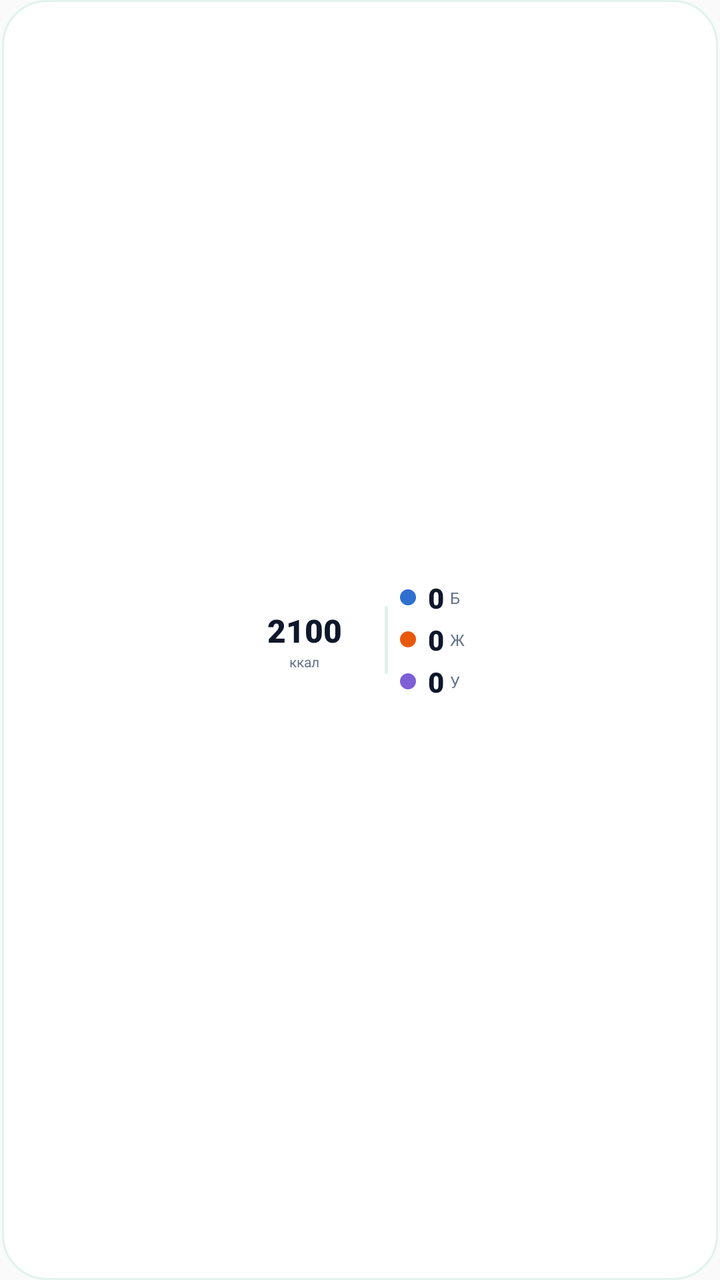
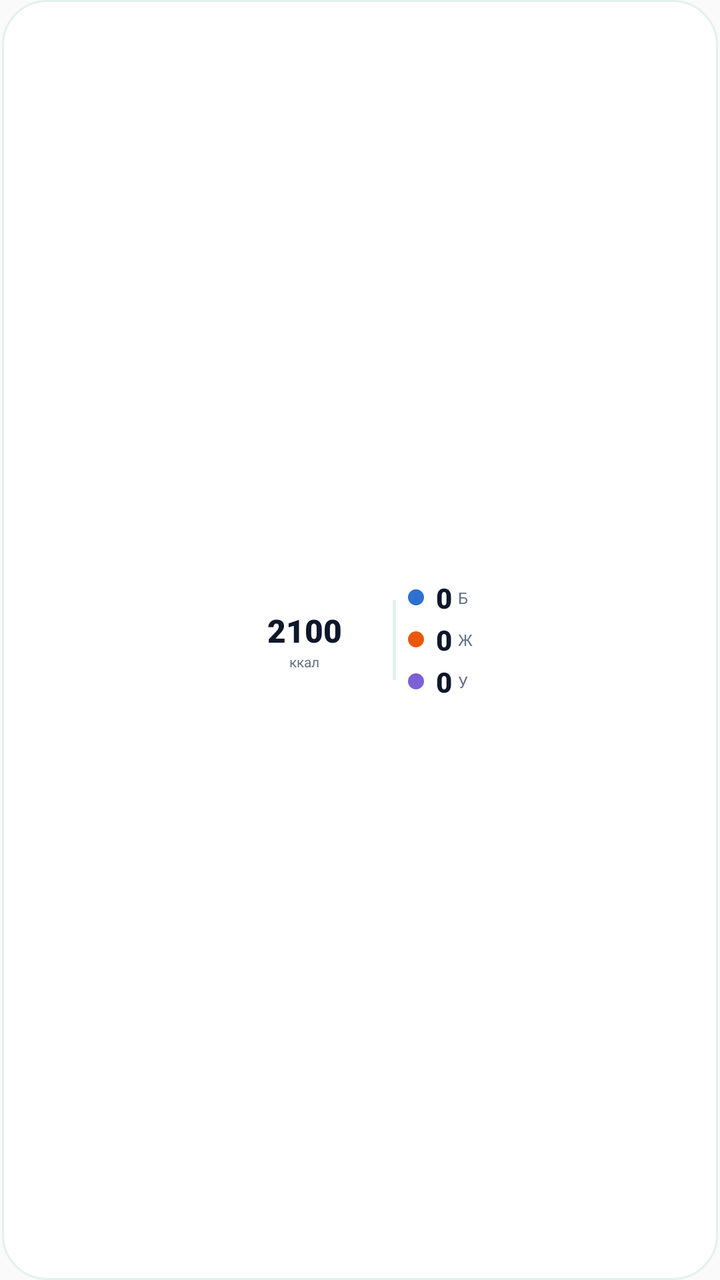

Two renders of the same Android screen: before a commit and after it. Below are the layout's source before the change and the commit's diff.
<!-- AndroidManifest.xml: application theme AppTheme -->
<!-- res/layout/widget_calories.xml -->
<?xml version="1.0" encoding="utf-8"?>
<FrameLayout xmlns:android="http://schemas.android.com/apk/res/android"
    android:id="@+id/widget_root"
    android:layout_width="match_parent"
    android:layout_height="wrap_content">

    
    <FrameLayout
        android:layout_width="match_parent"
        android:layout_height="match_parent"
        android:layout_gravity="center"
        android:layout_marginStart="1dp"
        android:layout_marginEnd="1dp"
        android:background="@drawable/widget_bg"
        android:paddingStart="3dp"
        android:paddingEnd="10dp"
        android:paddingTop="4dp"
        android:paddingBottom="4dp">

        <LinearLayout
            android:layout_width="wrap_content"
            android:layout_height="wrap_content"
            android:layout_gravity="center"
            android:gravity="center_vertical"
            android:orientation="horizontal">

            
            <FrameLayout
                android:layout_width="64dp"
                android:layout_height="64dp"
                android:layout_marginEnd="4dp">

                <ImageView
                    android:id="@+id/widget_ring"
                    android:layout_width="64dp"
                    android:layout_height="64dp"
                    android:contentDescription="@null"
                    android:scaleType="fitCenter" />

                <LinearLayout
                    android:layout_width="wrap_content"
                    android:layout_height="wrap_content"
                    android:layout_gravity="center"
                    android:gravity="center_horizontal"
                    android:orientation="vertical">

                    <TextView
                        android:id="@+id/widget_remain"
                        android:layout_width="42dp"
                        android:layout_height="wrap_content"
                        android:autoSizeTextType="uniform"
                        android:autoSizeMinTextSize="9sp"
                        android:autoSizeMaxTextSize="16sp"
                        android:fontFamily="sans-serif-black"
                        android:gravity="center"
                        android:maxLines="1"
                        android:text="2100"
                        android:textColor="#0F172A"
                        android:textSize="16sp" />

                    <TextView
                        android:id="@+id/widget_remain_unit"
                        android:layout_width="wrap_content"
                        android:layout_height="wrap_content"
                        android:fontFamily="sans-serif"
                        android:gravity="center"
                        android:maxLines="1"
                        android:text="ккал"
                        android:textColor="#64748B"
                        android:textSize="7sp" />
                </LinearLayout>
            </FrameLayout>

            
            <FrameLayout
                android:layout_width="1.5dp"
                android:layout_height="34dp"
                android:layout_marginStart="4dp"
                android:layout_marginEnd="4dp"
                android:background="#E1F2ED" />

            <LinearLayout
                android:layout_width="wrap_content"
                android:layout_height="wrap_content"
                android:layout_marginStart="2dp"
                android:orientation="vertical">

                <LinearLayout
                    android:layout_width="wrap_content"
                    android:layout_height="wrap_content"
                    android:gravity="center_vertical"
                    android:orientation="horizontal">

                    <ImageView
                        android:id="@+id/widget_dot_p"
                        android:layout_width="8dp"
                        android:layout_height="8dp"
                        android:contentDescription="@null"
                        android:src="@drawable/widget_dot_protein" />

                    <TextView
                        android:id="@+id/widget_p"
                        android:layout_width="wrap_content"
                        android:layout_height="wrap_content"
                        android:layout_marginStart="6dp"
                        android:fontFamily="sans-serif-black"
                        android:maxLines="1"
                        android:text="0"
                        android:textColor="#0F172A"
                        android:textSize="14sp" />

                    <TextView
                        android:layout_width="wrap_content"
                        android:layout_height="wrap_content"
                        android:layout_marginStart="3dp"
                        android:fontFamily="sans-serif"
                        android:maxLines="1"
                        android:text="Б"
                        android:textColor="#64748B"
                        android:textSize="8sp" />
                </LinearLayout>

                <LinearLayout
                    android:layout_width="wrap_content"
                    android:layout_height="wrap_content"
                    android:layout_marginTop="2dp"
                    android:gravity="center_vertical"
                    android:orientation="horizontal">

                    <ImageView
                        android:id="@+id/widget_dot_f"
                        android:layout_width="8dp"
                        android:layout_height="8dp"
                        android:contentDescription="@null"
                        android:src="@drawable/widget_dot_fat" />

                    <TextView
                        android:id="@+id/widget_f"
                        android:layout_width="wrap_content"
                        android:layout_height="wrap_content"
                        android:layout_marginStart="6dp"
                        android:fontFamily="sans-serif-black"
                        android:maxLines="1"
                        android:text="0"
                        android:textColor="#0F172A"
                        android:textSize="14sp" />

                    <TextView
                        android:layout_width="wrap_content"
                        android:layout_height="wrap_content"
                        android:layout_marginStart="3dp"
                        android:fontFamily="sans-serif"
                        android:maxLines="1"
                        android:text="Ж"
                        android:textColor="#64748B"
                        android:textSize="8sp" />
                </LinearLayout>

                <LinearLayout
                    android:layout_width="wrap_content"
                    android:layout_height="wrap_content"
                    android:layout_marginTop="2dp"
                    android:gravity="center_vertical"
                    android:orientation="horizontal">

                    <ImageView
                        android:id="@+id/widget_dot_c"
                        android:layout_width="8dp"
                        android:layout_height="8dp"
                        android:contentDescription="@null"
                        android:src="@drawable/widget_dot_carbs" />

                    <TextView
                        android:id="@+id/widget_c"
                        android:layout_width="wrap_content"
                        android:layout_height="wrap_content"
                        android:layout_marginStart="6dp"
                        android:fontFamily="sans-serif-black"
                        android:maxLines="1"
                        android:text="0"
                        android:textColor="#0F172A"
                        android:textSize="14sp" />

                    <TextView
                        android:layout_width="wrap_content"
                        android:layout_height="wrap_content"
                        android:layout_marginStart="3dp"
                        android:fontFamily="sans-serif"
                        android:maxLines="1"
                        android:text="У"
                        android:textColor="#64748B"
                        android:textSize="8sp" />
                </LinearLayout>
            </LinearLayout>
        </LinearLayout>
    </FrameLayout>

</FrameLayout>
<!-- resources referenced by this layout -->
<resources>
  <!-- drawable widget_bg (drawable) -->
  <?xml version="1.0" encoding="utf-8"?>
  <shape xmlns:android="http://schemas.android.com/apk/res/android"
      android:shape="rectangle">
      <solid android:color="#FFFFFF" />
      <corners android:radius="22dp" />
      <stroke
          android:width="1dp"
          android:color="#E1F2ED" />
  </shape>
  <!-- drawable widget_dot_carbs (drawable) -->
  <?xml version="1.0" encoding="utf-8"?>
  <shape xmlns:android="http://schemas.android.com/apk/res/android"
      android:shape="oval">
      <solid android:color="#7D5FD6" />
  </shape>
  <!-- drawable widget_dot_fat (drawable) -->
  <?xml version="1.0" encoding="utf-8"?>
  <shape xmlns:android="http://schemas.android.com/apk/res/android"
      android:shape="oval">
      <solid android:color="#EA580C" />
  </shape>
  <!-- drawable widget_dot_protein (drawable) -->
  <?xml version="1.0" encoding="utf-8"?>
  <shape xmlns:android="http://schemas.android.com/apk/res/android"
      android:shape="oval">
      <solid android:color="#2F6FD0" />
  </shape>
  <style name="AppTheme" parent="android:style/Theme.Material.Light.NoActionBar" />
</resources>

<!-- the commit's change to res/layout/widget_calories.xml (unified diff, before → after) -->
@@ -2,7 +2,7 @@
 <FrameLayout xmlns:android="http://schemas.android.com/apk/res/android"
     android:id="@+id/widget_root"
     android:layout_width="match_parent"
-    android:layout_height="wrap_content">
+    android:layout_height="match_parent">
 
     
     <FrameLayout
@@ -26,14 +26,14 @@
 
             
             <FrameLayout
-                android:layout_width="64dp"
-                android:layout_height="64dp"
+                android:layout_width="72dp"
+                android:layout_height="72dp"
                 android:layout_marginEnd="4dp">
 
                 <ImageView
                     android:id="@+id/widget_ring"
-                    android:layout_width="64dp"
-                    android:layout_height="64dp"
+                    android:layout_width="72dp"
+                    android:layout_height="72dp"
                     android:contentDescription="@null"
                     android:scaleType="fitCenter" />
 
@@ -46,11 +46,11 @@
 
                     <TextView
                         android:id="@+id/widget_remain"
-                        android:layout_width="42dp"
+                        android:layout_width="46dp"
                         android:layout_height="wrap_content"
                         android:autoSizeTextType="uniform"
                         android:autoSizeMinTextSize="9sp"
-                        android:autoSizeMaxTextSize="16sp"
+                        android:autoSizeMaxTextSize="18sp"
                         android:fontFamily="sans-serif-black"
                         android:gravity="center"
                         android:maxLines="1"
@@ -74,7 +74,7 @@
             
             <FrameLayout
                 android:layout_width="1.5dp"
-                android:layout_height="34dp"
+                android:layout_height="40dp"
                 android:layout_marginStart="4dp"
                 android:layout_marginEnd="4dp"
                 android:background="#E1F2ED" />
